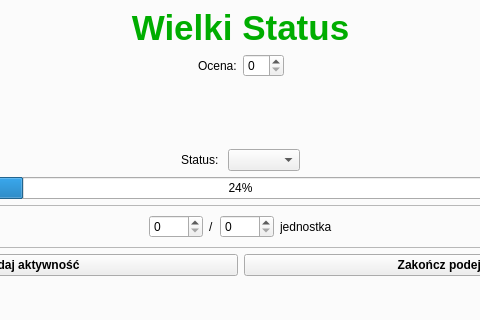
The window that ui/detailswidget.ui (Janek2230/CML) describes before a commit, drawn with Qt 5; both pictures show x 199 to 679 and y 256 to 576 of the 879 by 676 pixel window.
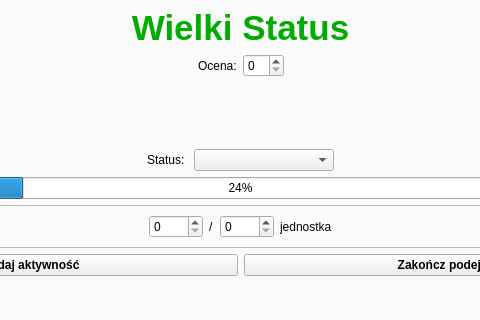
The same window after the commit. The open tabs and pages were chosen to show the change.

Patch:
```diff
--- a/ui/detailswidget.ui
+++ b/ui/detailswidget.ui
@@ -249,7 +249,17 @@
           </widget>
          </item>
          <item>
-          <widget class="QComboBox" name="comboDetaleStatus"/>
+          <widget class="QComboBox" name="comboDetaleStatus">
+           <property name="sizeAdjustPolicy">
+            <enum>QComboBox::SizeAdjustPolicy::AdjustToContents</enum>
+           </property>
+           <property name="minimumSize">
+            <size>
+             <width>140</width>
+             <height>0</height>
+            </size>
+           </property>
+          </widget>
          </item>
          <item>
           <spacer name="horizontalSpacer_6">
```
